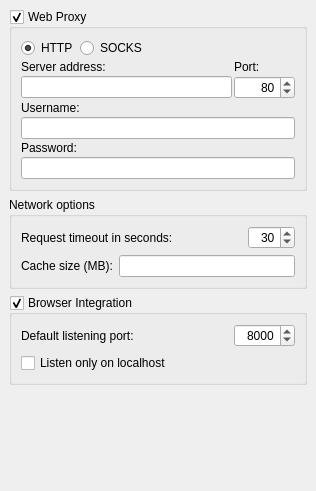
The window that ui/options_network.ui (metabrainz/picard) describes before a commit, drawn with Qt 5.
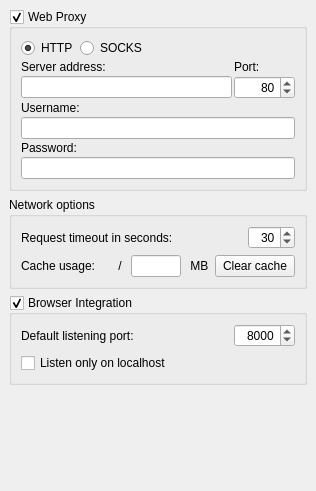
The same window after the commit.

Commit message: PICARD-3285: Add network cache size indicator and clear button in options

Patch:
```diff
--- a/ui/options_network.ui
+++ b/ui/options_network.ui
@@ -194,7 +194,21 @@
         <item>
          <widget class="QLabel" name="label_cache_size">
           <property name="text">
-           <string>Cache size (MB):</string>
+            <string>Cache usage:</string>
+           </property>
+          </widget>
+         </item>
+         <item>
+          <widget class="QLabel" name="current_cache_size">
+           <property name="text">
+            <string/>
+           </property>
+          </widget>
+         </item>
+         <item>
+          <widget class="QLabel" name="label_cache_sep">
+           <property name="text">
+            <string> / </string>
           </property>
          </widget>
         </item>
@@ -208,6 +222,33 @@
           </property>
          </widget>
         </item>
+         <item>
+          <widget class="QLabel" name="label_cache_max_unit">
+           <property name="text">
+            <string> MB</string>
+           </property>
+          </widget>
+         </item>
+         <item>
+          <spacer name="horizontalSpacer_cache">
+           <property name="orientation">
+            <enum>Qt::Orientation::Horizontal</enum>
+           </property>
+           <property name="sizeHint" stdset="0">
+            <size>
+             <width>40</width>
+             <height>20</height>
+            </size>
+           </property>
+          </spacer>
+         </item>
+         <item>
+          <widget class="QPushButton" name="clear_network_cache">
+           <property name="text">
+            <string>Clear cache</string>
+           </property>
+          </widget>
+         </item>
        </layout>
       </item>
      </layout>
```
Lines whose indentation alone changed are shown as unchanged. The commit also changes 4 other files.
